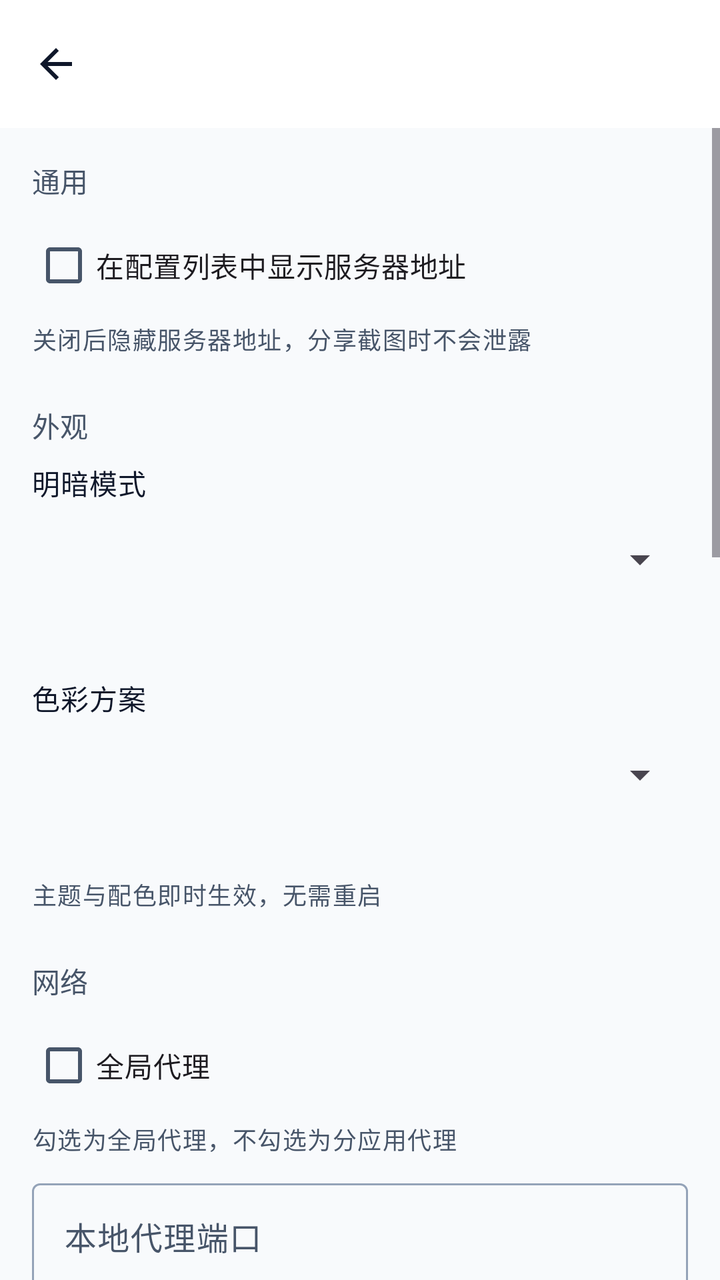
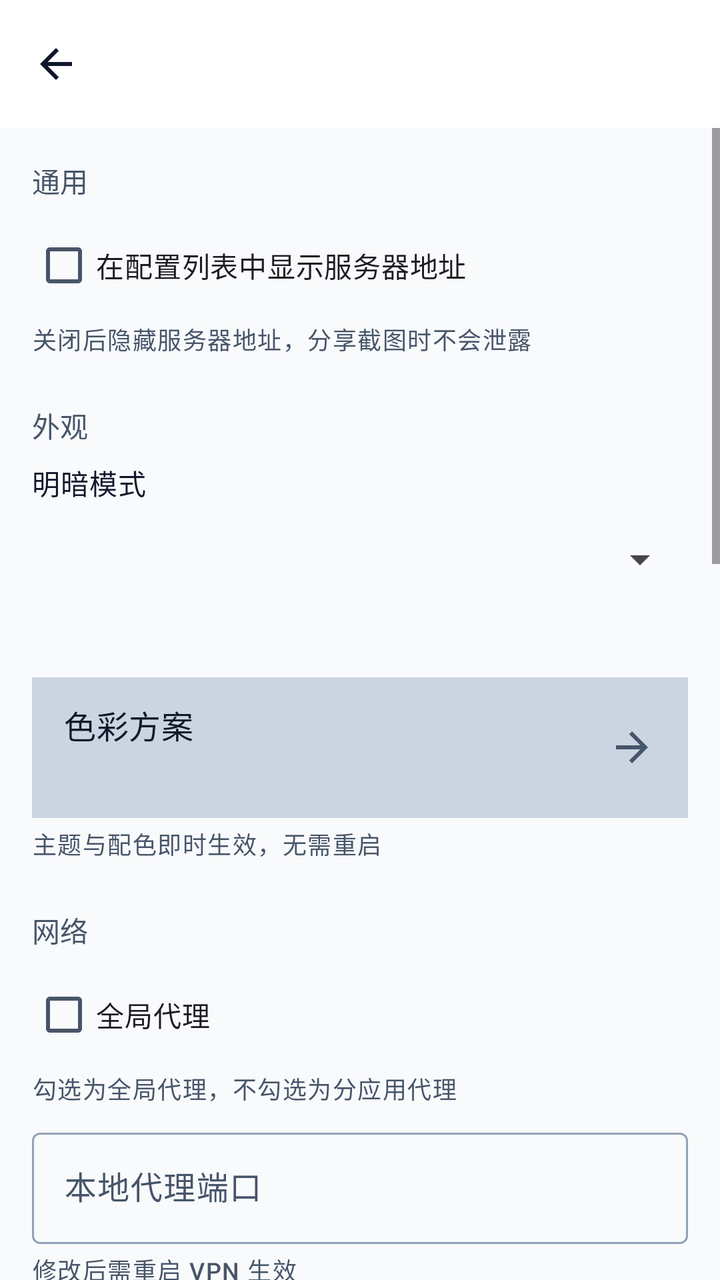

Screens rendered from an Android XML layout before and after an edit, with the pre-edit source and the edit as a unified diff.
<!-- AndroidManifest.xml: application theme Theme.XClient -->
<!-- res/layout/activity_settings.xml -->
<?xml version="1.0" encoding="utf-8"?>
<LinearLayout xmlns:android="http://schemas.android.com/apk/res/android"
    xmlns:app="http://schemas.android.com/apk/res-auto"
    android:layout_width="match_parent"
    android:layout_height="match_parent"
    android:orientation="vertical">

    <com.google.android.material.appbar.MaterialToolbar
        android:id="@+id/toolbar"
        style="@style/Widget.XClient.Toolbar"
        android:layout_width="match_parent"
        android:layout_height="?attr/actionBarSize"
        app:navigationContentDescription="@string/back"
        app:navigationIcon="@drawable/ic_arrow_back"
        app:navigationIconTint="?attr/colorOnSurface" />

    <ScrollView
        android:layout_width="match_parent"
        android:layout_height="match_parent">

        <LinearLayout
            android:layout_width="match_parent"
            android:layout_height="wrap_content"
            android:orientation="vertical"
            android:paddingStart="@dimen/spacing_lg"
            android:paddingTop="@dimen/spacing_lg"
            android:paddingEnd="@dimen/spacing_lg"
            android:paddingBottom="@dimen/spacing_xl">

            
            <TextView
                android:layout_width="wrap_content"
                android:layout_height="wrap_content"
                android:text="@string/settings_section_general"
                android:textAppearance="?attr/textAppearanceLabelLarge"
                android:textColor="?attr/colorOnSurfaceVariant" />

            <LinearLayout
                android:layout_width="match_parent"
                android:layout_height="wrap_content"
                android:layout_marginTop="@dimen/spacing_sm"
                android:orientation="vertical">

                <CheckBox
                    android:id="@+id/checkbox_show_server_addr"
                    android:layout_width="match_parent"
                    android:layout_height="wrap_content"
                    android:minHeight="@dimen/touch_target_min"
                    android:text="@string/show_server_addr" />

                <TextView
                    android:layout_width="match_parent"
                    android:layout_height="wrap_content"
                    android:layout_marginTop="@dimen/spacing_xs"
                    android:text="@string/show_server_addr_hint"
                    android:textAppearance="?attr/textAppearanceLabelMedium"
                    android:textColor="?attr/colorOnSurfaceVariant" />
            </LinearLayout>

            
            <TextView
                android:layout_width="wrap_content"
                android:layout_height="wrap_content"
                android:layout_marginTop="@dimen/spacing_xl"
                android:text="@string/settings_section_appearance"
                android:textAppearance="?attr/textAppearanceLabelLarge"
                android:textColor="?attr/colorOnSurfaceVariant" />

            <LinearLayout
                android:id="@+id/group_appearance"
                android:layout_width="match_parent"
                android:layout_height="wrap_content"
                android:layout_marginTop="@dimen/spacing_sm"
                android:orientation="vertical">

                <TextView
                    android:layout_width="wrap_content"
                    android:layout_height="wrap_content"
                    android:text="@string/theme_mode_label"
                    android:textAppearance="?attr/textAppearanceBodyMedium"
                    android:textColor="?attr/colorOnSurface" />

                <Spinner
                    android:id="@+id/spinner_theme_mode"
                    android:layout_width="match_parent"
                    android:layout_height="wrap_content"
                    android:layout_marginTop="@dimen/spacing_xs"
                    android:minHeight="@dimen/touch_target_min" />

                
                <TextView
                    android:id="@+id/text_theme_mode_summary"
                    android:layout_width="match_parent"
                    android:layout_height="wrap_content"
                    android:layout_marginTop="@dimen/spacing_xs"
                    android:textAppearance="?attr/textAppearanceBodyMedium"
                    android:textColor="?attr/colorOnSurfaceVariant" />

                <TextView
                    android:layout_width="wrap_content"
                    android:layout_height="wrap_content"
                    android:layout_marginTop="@dimen/spacing_md"
                    android:text="@string/theme_palette_label"
                    android:textAppearance="?attr/textAppearanceBodyMedium"
                    android:textColor="?attr/colorOnSurface" />

                <Spinner
                    android:id="@+id/spinner_palette"
                    android:layout_width="match_parent"
                    android:layout_height="wrap_content"
                    android:layout_marginTop="@dimen/spacing_xs"
                    android:minHeight="@dimen/touch_target_min" />

                
                <TextView
                    android:id="@+id/text_palette_summary"
                    android:layout_width="match_parent"
                    android:layout_height="wrap_content"
                    android:layout_marginTop="@dimen/spacing_xs"
                    android:textAppearance="?attr/textAppearanceBodyMedium"
                    android:textColor="?attr/colorOnSurfaceVariant" />

                <TextView
                    android:layout_width="match_parent"
                    android:layout_height="wrap_content"
                    android:layout_marginTop="@dimen/spacing_xs"
                    android:text="@string/settings_appearance_hint"
                    android:textAppearance="?attr/textAppearanceLabelMedium"
                    android:textColor="?attr/colorOnSurfaceVariant" />
            </LinearLayout>

            
            <TextView
                android:layout_width="wrap_content"
                android:layout_height="wrap_content"
                android:layout_marginTop="@dimen/spacing_xl"
                android:text="@string/settings_section_network"
                android:textAppearance="?attr/textAppearanceLabelLarge"
                android:textColor="?attr/colorOnSurfaceVariant" />

            <LinearLayout
                android:id="@+id/group_network"
                android:layout_width="match_parent"
                android:layout_height="wrap_content"
                android:layout_marginTop="@dimen/spacing_sm"
                android:orientation="vertical">

                <CheckBox
                    android:id="@+id/checkbox_global"
                    android:layout_width="match_parent"
                    android:layout_height="wrap_content"
                    android:minHeight="@dimen/touch_target_min"
                    android:text="@string/global" />

                <TextView
                    android:layout_width="match_parent"
                    android:layout_height="wrap_content"
                    android:layout_marginTop="@dimen/spacing_xs"
                    android:text="@string/settings_global_hint"
                    android:textAppearance="?attr/textAppearanceLabelMedium"
                    android:textColor="?attr/colorOnSurfaceVariant" />

                <com.google.android.material.textfield.TextInputLayout
                    android:id="@+id/til_socks_port"
                    style="@style/Widget.XClient.TextInputLayout"
                    android:layout_width="match_parent"
                    android:layout_height="wrap_content"
                    android:layout_marginTop="@dimen/spacing_sm"
                    android:hint="@string/settings_socks_port_label"
                    app:placeholderText="@string/settings_placeholder_socks_port">

                    <com.google.android.material.textfield.TextInputEditText
                        android:id="@+id/edittext_socks_port"
                        android:layout_width="match_parent"
                        android:layout_height="wrap_content"
                        android:inputType="number"
                        android:singleLine="true" />
                </com.google.android.material.textfield.TextInputLayout>

                <TextView
                    android:layout_width="match_parent"
                    android:layout_height="wrap_content"
                    android:layout_marginTop="@dimen/spacing_xs"
                    android:text="@string/settings_restart_required"
                    android:textAppearance="?attr/textAppearanceLabelMedium"
                    android:textColor="?attr/colorOnSurfaceVariant" />
            </LinearLayout>

            
            <TextView
                android:layout_width="wrap_content"
                android:layout_height="wrap_content"
                android:layout_marginTop="@dimen/spacing_xl"
                android:text="@string/settings_section_bypass"
                android:textAppearance="?attr/textAppearanceLabelLarge"
                android:textColor="?attr/colorOnSurfaceVariant" />

            <LinearLayout
                android:id="@+id/group_bypass"
                android:layout_width="match_parent"
                android:layout_height="wrap_content"
                android:layout_marginTop="@dimen/spacing_sm"
                android:orientation="vertical">

                
                <LinearLayout
                    android:id="@+id/button_apps"
                    android:layout_width="match_parent"
                    android:layout_height="wrap_content"
                    android:background="?attr/colorSurfaceContainerHigh"
                    android:baselineAligned="false"
                    android:clickable="true"
                    android:focusable="true"
                    android:gravity="center_vertical"
                    android:minHeight="@dimen/touch_target_min"
                    android:orientation="horizontal"
                    android:paddingStart="@dimen/spacing_lg"
                    android:paddingTop="@dimen/spacing_md"
                    android:paddingEnd="@dimen/spacing_lg"
                    android:paddingBottom="@dimen/spacing_md">

                    <LinearLayout
                        android:layout_width="0dp"
                        android:layout_height="wrap_content"
                        android:layout_weight="1"
                        android:orientation="vertical">

                        <TextView
                            android:layout_width="match_parent"
                            android:layout_height="wrap_content"
                            android:text="@string/apps"
                            android:textAppearance="?attr/textAppearanceTitleMedium"
                            android:textColor="?attr/colorOnSurface" />

                        <TextView
                            android:id="@+id/text_apps_summary"
                            android:layout_width="match_parent"
                            android:layout_height="wrap_content"
                            android:layout_marginTop="@dimen/spacing_xs"
                            android:textAppearance="?attr/textAppearanceBodyMedium"
                            android:textColor="?attr/colorOnSurfaceVariant" />
                    </LinearLayout>

                    
                    <ImageView
                        android:layout_width="24dp"
                        android:layout_height="24dp"
                        android:importantForAccessibility="no"
                        android:rotation="180"
                        android:src="@drawable/ic_arrow_back"
                        app:tint="?attr/colorOnSurfaceVariant" />
                </LinearLayout>

                <CheckBox
                    android:id="@+id/checkbox_bypass_private"
                    android:layout_width="match_parent"
                    android:layout_height="wrap_content"
                    android:layout_marginTop="@dimen/spacing_sm"
                    android:minHeight="@dimen/touch_target_min"
                    android:text="@string/bypass_private" />

                <CheckBox
                    android:id="@+id/checkbox_bypass_geoip_cn"
                    android:layout_width="match_parent"
                    android:layout_height="wrap_content"
                    android:layout_marginTop="@dimen/spacing_xs"
                    android:minHeight="@dimen/touch_target_min"
                    android:text="@string/bypass_geoip_cn" />

                <CheckBox
                    android:id="@+id/checkbox_bypass_geosite_cn"
                    android:layout_width="match_parent"
                    android:layout_height="wrap_content"
                    android:layout_marginTop="@dimen/spacing_xs"
                    android:minHeight="@dimen/touch_target_min"
                    android:text="@string/bypass_geosite_cn" />

                <com.google.android.material.textfield.TextInputLayout
                    android:id="@+id/til_bypass_rules"
                    style="@style/Widget.XClient.TextInputLayout"
                    android:layout_width="match_parent"
                    android:layout_height="wrap_content"
                    android:layout_marginTop="@dimen/spacing_md"
                    android:hint="@string/manual_bypass_rules"
                    app:placeholderText="@string/manual_bypass_rules_hint">

                    <com.google.android.material.textfield.TextInputEditText
                        android:id="@+id/edittext_bypass_rules"
                        android:layout_width="match_parent"
                        android:layout_height="wrap_content"
                        android:gravity="top|start"
                        android:inputType="textMultiLine|textNoSuggestions"
                        android:maxLines="10"
                        android:minLines="4"
                        android:scrollbars="vertical" />
                </com.google.android.material.textfield.TextInputLayout>

                <TextView
                    android:layout_width="match_parent"
                    android:layout_height="wrap_content"
                    android:layout_marginTop="@dimen/spacing_xs"
                    android:text="@string/settings_restart_required"
                    android:textAppearance="?attr/textAppearanceLabelMedium"
                    android:textColor="?attr/colorOnSurfaceVariant" />
            </LinearLayout>

            
            <TextView
                android:layout_width="wrap_content"
                android:layout_height="wrap_content"
                android:layout_marginTop="@dimen/spacing_xl"
                android:text="@string/settings_section_ech_dns"
                android:textAppearance="?attr/textAppearanceLabelLarge"
                android:textColor="?attr/colorOnSurfaceVariant" />

            <LinearLayout
                android:id="@+id/group_ech"
                android:layout_width="match_parent"
                android:layout_height="wrap_content"
                android:layout_marginTop="@dimen/spacing_sm"
                android:orientation="vertical">

                <com.google.android.material.textfield.TextInputLayout
                    android:id="@+id/til_ech_dns"
                    style="@style/Widget.XClient.TextInputLayout"
                    android:layout_width="match_parent"
                    android:layout_height="wrap_content"
                    android:hint="@string/settings_ech_dns_label"
                    app:placeholderText="@string/settings_placeholder_ech_dns">

                    <com.google.android.material.textfield.TextInputEditText
                        android:id="@+id/edittext_ech_dns"
                        android:layout_width="match_parent"
                        android:layout_height="wrap_content"
                        android:singleLine="true" />
                </com.google.android.material.textfield.TextInputLayout>

                <com.google.android.material.textfield.TextInputLayout
                    android:id="@+id/til_ech_domain"
                    style="@style/Widget.XClient.TextInputLayout"
                    android:layout_width="match_parent"
                    android:layout_height="wrap_content"
                    android:layout_marginTop="@dimen/spacing_md"
                    android:hint="@string/settings_ech_domain_label"
                    app:placeholderText="@string/settings_placeholder_ech_domain">

                    <com.google.android.material.textfield.TextInputEditText
                        android:id="@+id/edittext_ech_domain"
                        android:layout_width="match_parent"
                        android:layout_height="wrap_content"
                        android:singleLine="true" />
                </com.google.android.material.textfield.TextInputLayout>

                <CheckBox
                    android:id="@+id/checkbox_enable_dns_warmup"
                    android:layout_width="match_parent"
                    android:layout_height="wrap_content"
                    android:layout_marginTop="@dimen/spacing_sm"
                    android:minHeight="@dimen/touch_target_min"
                    android:text="@string/enable_dns_warmup" />

                <TextView
                    android:layout_width="wrap_content"
                    android:layout_height="wrap_content"
                    android:layout_marginTop="@dimen/spacing_md"
                    android:text="@string/log_level_label"
                    android:textAppearance="?attr/textAppearanceBodyMedium"
                    android:textColor="?attr/colorOnSurface" />

                <Spinner
                    android:id="@+id/spinner_log_level"
                    android:layout_width="match_parent"
                    android:layout_height="wrap_content"
                    android:layout_marginTop="@dimen/spacing_xs"
                    android:minHeight="@dimen/touch_target_min" />

                
                <TextView
                    android:id="@+id/text_log_level_summary"
                    android:layout_width="match_parent"
                    android:layout_height="wrap_content"
                    android:layout_marginTop="@dimen/spacing_xs"
                    android:textAppearance="?attr/textAppearanceBodyMedium"
                    android:textColor="?attr/colorOnSurfaceVariant" />

                <TextView
                    android:layout_width="match_parent"
                    android:layout_height="wrap_content"
                    android:layout_marginTop="@dimen/spacing_xs"
                    android:text="@string/log_level_hint"
                    android:textAppearance="?attr/textAppearanceLabelMedium"
                    android:textColor="?attr/colorOnSurfaceVariant" />

                <TextView
                    android:layout_width="match_parent"
                    android:layout_height="wrap_content"
                    android:layout_marginTop="@dimen/spacing_xs"
                    android:text="@string/settings_restart_required"
                    android:textAppearance="?attr/textAppearanceLabelMedium"
                    android:textColor="?attr/colorOnSurfaceVariant" />
            </LinearLayout>

            
            <Button
                android:id="@+id/btn_save"
                style="@style/Widget.XClient.Button"
                android:layout_width="match_parent"
                android:layout_height="wrap_content"
                android:layout_marginTop="@dimen/spacing_xl"
                android:minHeight="@dimen/touch_target_min"
                android:text="@string/save" />
        </LinearLayout>
    </ScrollView>
</LinearLayout>
<!-- resources referenced by this layout -->
<resources>
  <dimen name="spacing_lg">16dp</dimen>
  <dimen name="spacing_md">12dp</dimen>
  <dimen name="spacing_sm">8dp</dimen>
  <dimen name="spacing_xl">24dp</dimen>
  <dimen name="spacing_xs">4dp</dimen>
  <dimen name="touch_target_min">48dp</dimen>
  <string name="apps">分应用代理</string>
  <string name="back">返回</string>
  <string name="bypass_geoip_cn">绕过 GEOIP:CN</string>
  <string name="bypass_geosite_cn">绕过 GEOSITE:CN</string>
  <string name="bypass_private">绕过本地和局域网地址</string>
  <string name="enable_dns_warmup">启用 DNS 预热（启动时预解析常见域名，加快首次连接，但可能导致冷启动延迟）</string>
  <string name="global">全局代理</string>
  <string name="log_level_hint">控制代理协议输出到运行日志的详细程度，下次启动 VPN 时生效</string>
  <string name="log_level_label">日志等级：</string>
  <string name="manual_bypass_rules">手动规则（每行一条）</string>
  <string name="manual_bypass_rules_hint">192.168.1.0/24\nexample.com\nfull:api.example.com</string>
  <string name="save">保存</string>
  <string name="settings_appearance_hint">主题与配色即时生效，无需重启</string>
  <string name="settings_ech_dns_label">DoH 服务器</string>
  <string name="settings_ech_domain_label">ECH 查询域名</string>
  <string name="settings_global_hint">勾选为全局代理，不勾选为分应用代理</string>
  <string name="settings_placeholder_ech_dns">https://doh.pub/dns-query</string>
  <string name="settings_placeholder_ech_domain">cloudflare-ech.com</string>
  <string name="settings_placeholder_socks_port">1080</string>
  <string name="settings_restart_required">修改后需重启 VPN 生效</string>
  <string name="settings_section_appearance">外观</string>
  <string name="settings_section_bypass">代理绕过</string>
  <string name="settings_section_ech_dns">ECH 与 DNS</string>
  <string name="settings_section_general">通用</string>
  <string name="settings_section_network">网络</string>
  <string name="settings_socks_port_label">本地代理端口</string>
  <string name="show_server_addr">在配置列表中显示服务器地址</string>
  <string name="show_server_addr_hint">关闭后隐藏服务器地址，分享截图时不会泄露</string>
  <string name="theme_mode_label">明暗模式</string>
  <string name="theme_palette_label">色彩方案</string>
  <style name="Widget.XClient.Button" parent="Widget.Material3.Button" />
  <style name="Widget.XClient.TextInputLayout" parent="Widget.Material3.TextInputLayout.OutlinedBox" />
  <color name="x_primary">#FF0284C7</color>
  <color name="x_on_primary">#FFFFFFFF</color>
  <color name="x_primary_container">#FFE0F2FE</color>
  <color name="x_on_primary_container">#FF03496E</color>
  <color name="md_success">#FF059669</color>
  <color name="md_on_success">#FFFFFFFF</color>
  <color name="md_success_container">#FFD1FAE5</color>
  <color name="md_on_success_container">#FF064E3B</color>
  <color name="md_warning">#FFD97706</color>
  <color name="md_on_warning">#FFFFFFFF</color>
  <color name="x_error">#FFDC2626</color>
  <color name="x_on_error">#FFFFFFFF</color>
  <color name="x_error_container">#FFFEE2E2</color>
  <color name="x_on_error_container">#FF991B1B</color>
  <color name="x_background">#FFF8FAFC</color>
  <color name="x_on_background">#FF0F172A</color>
  <color name="x_surface">#FFFFFFFF</color>
  <color name="x_on_surface">#FF0F172A</color>
  <color name="x_on_surface_variant">#FF475569</color>
  <color name="x_surface_container_lowest">#FFFFFFFF</color>
  <color name="x_surface_container_low">#FFF1F5F9</color>
  <color name="x_surface_container">#FFE2E8F0</color>
  <color name="x_surface_container_high">#FFCBD5E1</color>
  <color name="x_surface_container_highest">#FF94A3B8</color>
  <color name="x_outline">#FF94A3B8</color>
  <color name="x_outline_variant">#FFE2E8F0</color>
  <color name="x_tertiary">#FF0D9488</color>
  <color name="x_on_tertiary">#FFFFFFFF</color>
  <color name="x_tertiary_container">#FFCCFBF1</color>
  <color name="x_on_tertiary_container">#FF115E59</color>
  <color name="x_edit_container">#FFBAE6FD</color>
  <color name="x_on_edit_container">#FF0369A1</color>
</resources>

<!-- the commit's change to res/layout/activity_settings.xml (unified diff, before → after) -->
@@ -96,29 +96,63 @@
                     android:textAppearance="?attr/textAppearanceBodyMedium"
                     android:textColor="?attr/colorOnSurfaceVariant" />
 
-                <TextView
-                    android:layout_width="wrap_content"
+                
+                <LinearLayout
+                    android:id="@+id/button_palette"
+                    android:layout_width="match_parent"
                     android:layout_height="wrap_content"
                     android:layout_marginTop="@dimen/spacing_md"
-                    android:text="@string/theme_palette_label"
-                    android:textAppearance="?attr/textAppearanceBodyMedium"
-                    android:textColor="?attr/colorOnSurface" />
-
-                <Spinner
-                    android:id="@+id/spinner_palette"
-                    android:layout_width="match_parent"
-                    android:layout_height="wrap_content"
-                    android:layout_marginTop="@dimen/spacing_xs"
-                    android:minHeight="@dimen/touch_target_min" />
-
-                
-                <TextView
-                    android:id="@+id/text_palette_summary"
-                    android:layout_width="match_parent"
-                    android:layout_height="wrap_content"
-                    android:layout_marginTop="@dimen/spacing_xs"
-                    android:textAppearance="?attr/textAppearanceBodyMedium"
-                    android:textColor="?attr/colorOnSurfaceVariant" />
+                    android:background="?attr/colorSurfaceContainerHigh"
+                    android:baselineAligned="false"
+                    android:clickable="true"
+                    android:focusable="true"
+                    android:gravity="center_vertical"
+                    android:minHeight="@dimen/touch_target_min"
+                    android:orientation="horizontal"
+                    android:paddingStart="@dimen/spacing_lg"
+                    android:paddingTop="@dimen/spacing_md"
+                    android:paddingEnd="@dimen/spacing_lg"
+                    android:paddingBottom="@dimen/spacing_md">
+
+                    <LinearLayout
+                        android:layout_width="0dp"
+                        android:layout_height="wrap_content"
+                        android:layout_weight="1"
+                        android:orientation="vertical">
+
+                        <TextView
+                            android:layout_width="match_parent"
+                            android:layout_height="wrap_content"
+                            android:text="@string/theme_palette_label"
+                            android:textAppearance="?attr/textAppearanceTitleMedium"
+                            android:textColor="?attr/colorOnSurface" />
+
+                        <TextView
+                            android:id="@+id/text_palette_summary"
+                            android:layout_width="match_parent"
+                            android:layout_height="wrap_content"
+                            android:layout_marginTop="@dimen/spacing_xs"
+                            android:textAppearance="?attr/textAppearanceBodyMedium"
+                            android:textColor="?attr/colorOnSurfaceVariant" />
+                    </LinearLayout>
+
+                    
+                    <LinearLayout
+                        android:id="@+id/palette_preview_swatches"
+                        android:layout_width="wrap_content"
+                        android:layout_height="wrap_content"
+                        android:layout_marginEnd="@dimen/spacing_sm"
+                        android:gravity="center_vertical"
+                        android:orientation="horizontal" />
+
+                    <ImageView
+                        android:layout_width="24dp"
+                        android:layout_height="24dp"
+                        android:importantForAccessibility="no"
+                        android:rotation="180"
+                        android:src="@drawable/ic_arrow_back"
+                        app:tint="?attr/colorOnSurfaceVariant" />
+                </LinearLayout>
 
                 <TextView
                     android:layout_width="match_parent"
